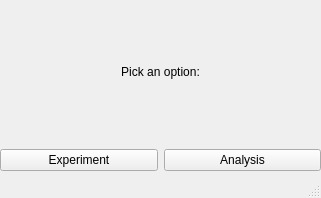
Above: GUIFiles/homeScreenGUI.ui from StefanBonestroo/BachelorInternship2018 before the change. Below: the same form after it.
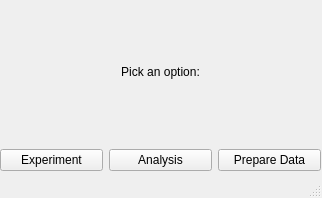
That is the form after the change.

Commit message: Option to save the x-y data

The edit to the form file:
```diff
--- a/GUIFiles/homeScreenGUI.ui
+++ b/GUIFiles/homeScreenGUI.ui
@@ -6,7 +6,7 @@
    <rect>
     <x>0</x>
     <y>0</y>
-    <width>321</width>
+    <width>322</width>
     <height>198</height>
    </rect>
   </property>
@@ -65,6 +65,13 @@
          </property>
         </widget>
        </item>
+       <item>
+        <widget class="QPushButton" name="dataButton">
+         <property name="text">
+          <string>Prepare Data</string>
+         </property>
+        </widget>
+       </item>
       </layout>
      </item>
     </layout>
```
The commit also changes 10 other files.
